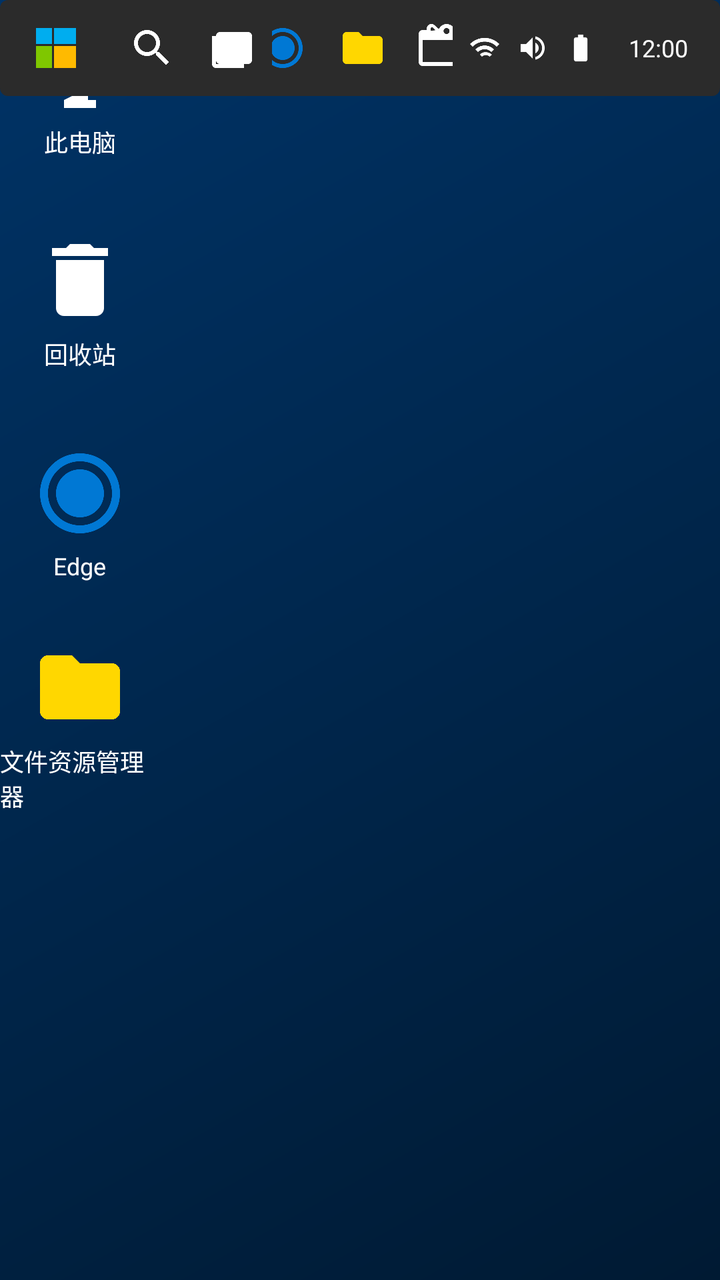
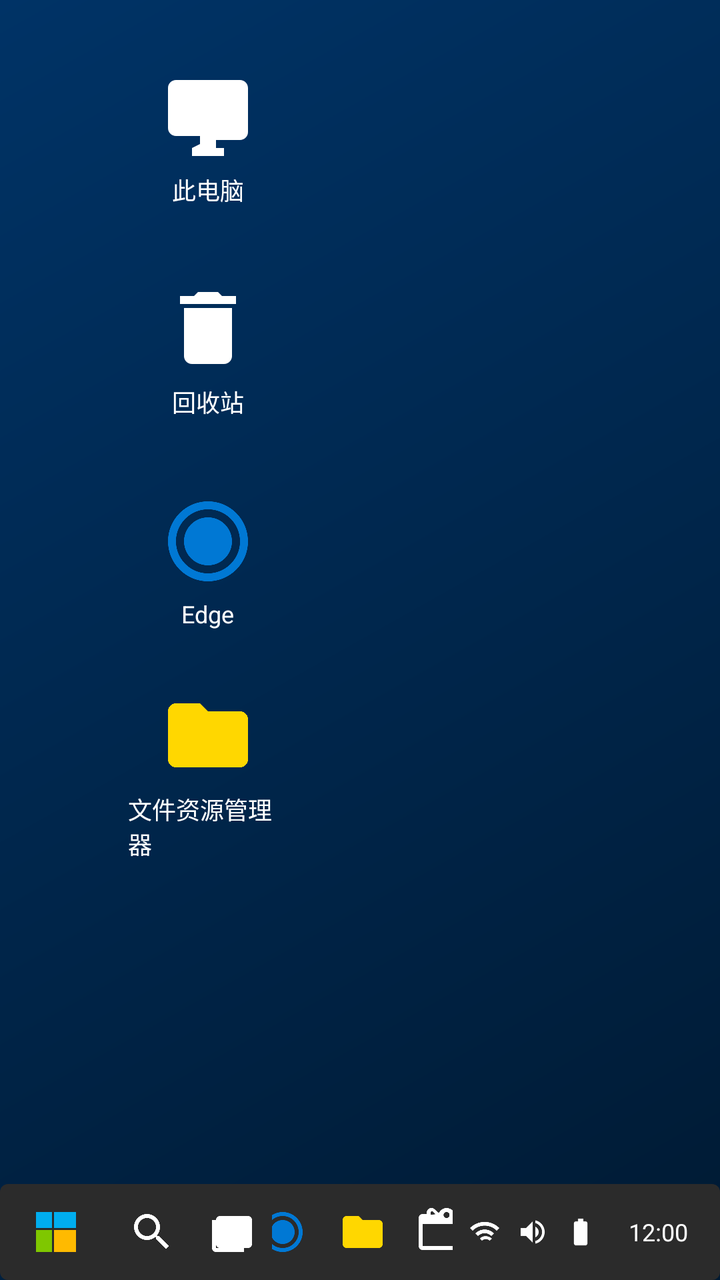

Two renders of the same Android screen: before a commit and after it. Below are the layout's source before the change and the commit's diff.
<!-- AndroidManifest.xml: activity theme Theme.Win11Emu.Desktop -->
<!-- res/layout/activity_desktop.xml -->
<?xml version="1.0" encoding="utf-8"?>
<androidx.constraintlayout.widget.ConstraintLayout xmlns:android="http://schemas.android.com/apk/res/android"
    android:layout_width="match_parent"
    android:layout_height="match_parent"
    android:background="@drawable/desktop_background">

    
    <LinearLayout
        android:id="@+id/desktopIcons"
        android:layout_width="wrap_content"
        android:layout_height="wrap_content"
        android:layout_marginStart="16dp"
        android:layout_marginTop="16dp"
        android:orientation="vertical">

        
        <LinearLayout
            android:layout_width="80dp"
            android:layout_height="90dp"
            android:gravity="center"
            android:orientation="vertical">

            <ImageView
                android:id="@+id/iconThisPC"
                android:layout_width="48dp"
                android:layout_height="48dp"
                android:src="@drawable/ic_thispc" />

            <TextView
                android:layout_width="wrap_content"
                android:layout_height="wrap_content"
                android:layout_marginTop="4dp"
                android:text="此电脑"
                android:textColor="#FFFFFF"
                android:textSize="12sp" />
        </LinearLayout>

        
        <LinearLayout
            android:layout_width="80dp"
            android:layout_height="90dp"
            android:layout_marginTop="16dp"
            android:gravity="center"
            android:orientation="vertical">

            <ImageView
                android:id="@+id/iconRecycleBin"
                android:layout_width="48dp"
                android:layout_height="48dp"
                android:src="@drawable/ic_recycle_bin" />

            <TextView
                android:layout_width="wrap_content"
                android:layout_height="wrap_content"
                android:layout_marginTop="4dp"
                android:text="回收站"
                android:textColor="#FFFFFF"
                android:textSize="12sp" />
        </LinearLayout>

        
        <LinearLayout
            android:layout_width="80dp"
            android:layout_height="90dp"
            android:layout_marginTop="16dp"
            android:gravity="center"
            android:orientation="vertical">

            <ImageView
                android:id="@+id/iconBrowser"
                android:layout_width="48dp"
                android:layout_height="48dp"
                android:src="@drawable/ic_edge" />

            <TextView
                android:layout_width="wrap_content"
                android:layout_height="wrap_content"
                android:layout_marginTop="4dp"
                android:text="Edge"
                android:textColor="#FFFFFF"
                android:textSize="12sp" />
        </LinearLayout>

        
        <LinearLayout
            android:layout_width="80dp"
            android:layout_height="90dp"
            android:layout_marginTop="16dp"
            android:gravity="center"
            android:orientation="vertical">

            <ImageView
                android:id="@+id/iconExplorer"
                android:layout_width="48dp"
                android:layout_height="48dp"
                android:src="@drawable/ic_explorer" />

            <TextView
                android:layout_width="wrap_content"
                android:layout_height="wrap_content"
                android:layout_marginTop="4dp"
                android:text="文件资源管理器"
                android:textColor="#FFFFFF"
                android:textSize="12sp" />
        </LinearLayout>
    </LinearLayout>

    
    <LinearLayout
        android:id="@+id/startMenuPanel"
        android:layout_width="320dp"
        android:layout_height="480dp"
        android:layout_gravity="bottom|start"
        android:layout_marginBottom="48dp"
        android:layout_marginStart="8dp"
        android:background="@drawable/start_menu_background"
        android:elevation="8dp"
        android:orientation="vertical"
        android:padding="16dp"
        android:visibility="gone">

        
        <EditText
            android:layout_width="match_parent"
            android:layout_height="40dp"
            android:background="@drawable/search_box_background"
            android:drawableStart="@drawable/ic_search"
            android:drawablePadding="8dp"
            android:hint="输入应用、文档或设置以进行搜索..."
            android:padding="8dp"
            android:textColorHint="#80FFFFFF"
            android:textSize="14sp" />

        
        <TextView
            android:layout_width="wrap_content"
            android:layout_height="wrap_content"
            android:layout_marginTop="16dp"
            android:layout_marginBottom="8dp"
            android:text="已固定"
            android:textColor="#FFFFFF"
            android:textSize="14sp" />

        <GridLayout
            android:id="@+id/startMenuAppsLayout"
            android:layout_width="match_parent"
            android:layout_height="wrap_content"
            android:columnCount="4"
            android:rowCount="3">

            

        </GridLayout>

        
        <TextView
            android:layout_width="wrap_content"
            android:layout_height="wrap_content"
            android:layout_marginTop="24dp"
            android:layout_marginBottom="8dp"
            android:text="推荐"
            android:textColor="#FFFFFF"
            android:textSize="14sp" />

        <ScrollView
            android:layout_width="match_parent"
            android:layout_height="200dp">

            <LinearLayout
                android:layout_width="match_parent"
                android:layout_height="wrap_content"
                android:orientation="vertical">

                <LinearLayout
                    android:layout_width="match_parent"
                    android:layout_height="48dp"
                    android:gravity="center_vertical"
                    android:orientation="horizontal"
                    android:padding="8dp">

                    <ImageView
                        android:layout_width="32dp"
                        android:layout_height="32dp"
                        android:src="@drawable/ic_explorer" />

                    <TextView
                        android:layout_width="0dp"
                        android:layout_height="wrap_content"
                        android:layout_marginStart="12dp"
                        android:layout_weight="1"
                        android:text="最近打开的文档"
                        android:textColor="#FFFFFF"
                        android:textSize="14sp" />
                </LinearLayout>

                <LinearLayout
                    android:layout_width="match_parent"
                    android:layout_height="48dp"
                    android:gravity="center_vertical"
                    android:orientation="horizontal"
                    android:padding="8dp">

                    <ImageView
                        android:layout_width="32dp"
                        android:layout_height="32dp"
                        android:src="@drawable/ic_image" />

                    <TextView
                        android:layout_width="0dp"
                        android:layout_height="wrap_content"
                        android:layout_marginStart="12dp"
                        android:layout_weight="1"
                        android:text="最近的图片"
                        android:textColor="#FFFFFF"
                        android:textSize="14sp" />
                </LinearLayout>
            </LinearLayout>
        </ScrollView>

        
        <LinearLayout
            android:layout_width="match_parent"
            android:layout_height="wrap_content"
            android:layout_marginTop="16dp"
            android:gravity="end"
            android:orientation="horizontal"
            android:padding="8dp">

            <ImageView
                android:layout_width="32dp"
                android:layout_height="32dp"
                android:src="@drawable/ic_user" />

            <ImageView
                android:layout_width="32dp"
                android:layout_height="32dp"
                android:layout_marginStart="16dp"
                android:src="@drawable/ic_power" />
        </LinearLayout>
    </LinearLayout>

    
    <View
        android:id="@+id/taskbarOverlay"
        android:layout_width="match_parent"
        android:layout_height="match_parent"
        android:background="#4D000000"
        android:visibility="gone" />

    
    <LinearLayout
        android:id="@+id/taskbar"
        android:layout_width="match_parent"
        android:layout_height="48dp"
        android:layout_gravity="bottom"
        android:background="@drawable/taskbar_background"
        android:gravity="center_vertical"
        android:orientation="horizontal"
        android:paddingStart="8dp"
        android:paddingEnd="8dp">

        
        <ImageView
            android:id="@+id/btnStartMenu"
            android:layout_width="40dp"
            android:layout_height="40dp"
            android:layout_marginEnd="8dp"
            android:padding="8dp"
            android:src="@drawable/win_logo" />

        
        <ImageView
            android:id="@+id/btnSearch"
            android:layout_width="40dp"
            android:layout_height="40dp"
            android:padding="8dp"
            android:src="@drawable/ic_search" />

        
        <ImageView
            android:id="@+id/btnTaskView"
            android:layout_width="40dp"
            android:layout_height="40dp"
            android:padding="8dp"
            android:src="@drawable/ic_taskview" />

        
        <LinearLayout
            android:layout_width="0dp"
            android:layout_height="match_parent"
            android:layout_weight="1"
            android:gravity="center"
            android:orientation="horizontal">

            <ImageView
                android:layout_width="40dp"
                android:layout_height="40dp"
                android:padding="8dp"
                android:src="@drawable/ic_edge" />

            <ImageView
                android:layout_width="40dp"
                android:layout_height="40dp"
                android:padding="8dp"
                android:src="@drawable/ic_explorer" />

            <ImageView
                android:layout_width="40dp"
                android:layout_height="40dp"
                android:padding="8dp"
                android:src="@drawable/ic_store" />
        </LinearLayout>

        
        <LinearLayout
            android:layout_width="wrap_content"
            android:layout_height="match_parent"
            android:gravity="center"
            android:orientation="horizontal"
            android:paddingStart="8dp"
            android:paddingEnd="8dp">

            <ImageView
                android:layout_width="16dp"
                android:layout_height="16dp"
                android:src="@drawable/ic_wifi" />

            <ImageView
                android:layout_width="16dp"
                android:layout_height="16dp"
                android:layout_marginStart="8dp"
                android:src="@drawable/ic_volume" />

            <ImageView
                android:layout_width="16dp"
                android:layout_height="16dp"
                android:layout_marginStart="8dp"
                android:src="@drawable/ic_battery" />

            
            <TextView
                android:id="@+id/tvTime"
                android:layout_width="wrap_content"
                android:layout_height="wrap_content"
                android:layout_marginStart="16dp"
                android:text="12:00"
                android:textColor="#FFFFFF"
                android:textSize="12sp" />
        </LinearLayout>
    </LinearLayout>

</androidx.constraintlayout.widget.ConstraintLayout>
<!-- resources referenced by this layout -->
<resources>
  <!-- drawable desktop_background (drawable) -->
  <?xml version="1.0" encoding="utf-8"?>
  <shape xmlns:android="http://schemas.android.com/apk/res/android">
      <gradient
          android:angle="135"
          android:startColor="#001a33"
          android:endColor="#003366"
          android:type="linear" />
  </shape>
  <!-- drawable ic_explorer (drawable) -->
  <vector xmlns:android="http://schemas.android.com/apk/res/android"
      android:width="24dp"
      android:height="24dp"
      android:viewportWidth="24"
      android:viewportHeight="24">
      <path
          android:fillColor="#FFD700"
          android:pathData="M10,4H4c-1.1,0-2,0.9-2,2v12c0,1.1,0.9,2,2,2h16c1.1,0,2-0.9,2-2V8c0-1.1-0.9-2-2-2h-8l-2-2z"/>
  </vector>
  <!-- drawable ic_image (drawable) -->
  <vector xmlns:android="http://schemas.android.com/apk/res/android"
      android:width="24dp"
      android:height="24dp"
      android:viewportWidth="24"
      android:viewportHeight="24">
      <path
          android:fillColor="#FFD700"
          android:pathData="M10,4H4c-1.1,0-2,0.9-2,2v12c0,1.1,0.9,2,2,2h16c1.1,0,2-0.9,2-2V8c0-1.1-0.9-2-2-2h-8l-2-2z"/>
  </vector>
  <!-- drawable ic_recycle_bin (drawable) -->
  <vector xmlns:android="http://schemas.android.com/apk/res/android"
      android:width="24dp"
      android:height="24dp"
      android:viewportWidth="24"
      android:viewportHeight="24">
      <path
          android:fillColor="#FFFFFF"
          android:pathData="M6,19c0,1.1,0.9,2,2,2h8c1.1,0,2-0.9,2-2V7H6V19z M19,4h-3.5l-1-1h-5l-1,1H5v2h14V4z"/>
  </vector>
  <!-- drawable ic_taskview (drawable) -->
  <vector xmlns:android="http://schemas.android.com/apk/res/android"
      android:width="24dp"
      android:height="24dp"
      android:viewportWidth="24"
      android:viewportHeight="24">
      <path
          android:fillColor="#FFFFFF"
          android:pathData="M4,6H2v14c0,1.1,0.9,2,2,2h14v-2H4V6z M20,4H6c-1.1,0-2,0.9-2,2v12c0,1.1,0.9,2,2,2h14c1.1,0,2-0.9,2-2V6C22,4.9,21.1,4,20,4z"/>
  </vector>
  <!-- drawable ic_thispc (drawable) -->
  <vector xmlns:android="http://schemas.android.com/apk/res/android"
      android:width="24dp"
      android:height="24dp"
      android:viewportWidth="24"
      android:viewportHeight="24">
      <path
          android:fillColor="#FFFFFF"
          android:pathData="M20,3L4,3c-1.1,0-2,0.9-2,2v10c0,1.1,0.9,2,2,2h6v2L8,20v2h8v-2h-2v-2h6c1.1,0,2-0.9,2-2L22,5c0-1.1-0.9-2-2-2z"/>
  </vector>
  <!-- drawable ic_user (drawable) -->
  <vector xmlns:android="http://schemas.android.com/apk/res/android"
      android:width="24dp"
      android:height="24dp"
      android:viewportWidth="24"
      android:viewportHeight="24">
      <path
          android:fillColor="#FFFFFF"
          android:pathData="M12,12c2.21,0,4-1.79,4-4s-1.79-4-4-4s-4,1.79-4,4S9.79,12,12,12z M12,14c-2.67,0-8,1.34-8,4v2h16v-2C20,15.34,14.67,14,12,14z"/>
  </vector>
  <!-- drawable search_box_background (drawable) -->
  <?xml version="1.0" encoding="utf-8"?>
  <shape xmlns:android="http://schemas.android.com/apk/res/android">
      <solid android:color="#3D3D3D" />
      <corners android:radius="4dp" />
  </shape>
  <!-- drawable start_menu_background (drawable) -->
  <?xml version="1.0" encoding="utf-8"?>
  <shape xmlns:android="http://schemas.android.com/apk/res/android">
      <solid android:color="#1F1F1F" />
      <corners android:radius="8dp" />
      <stroke
          android:width="1dp"
          android:color="#3D3D3D" />
  </shape>
  <!-- drawable taskbar_background (drawable) -->
  <?xml version="1.0" encoding="utf-8"?>
  <shape xmlns:android="http://schemas.android.com/apk/res/android">
      <solid android:color="#2B2B2B" />
      <corners android:radius="4dp" />
  </shape>
  <style name="Theme.Win11Emu.Desktop" parent="Theme.Win11Emu">
          <item name="android:windowFullscreen">true</item>
          <item name="android:windowTranslucentStatus">true</item>
          <item name="android:windowTranslucentNavigation">true</item>
      </style>
  <color name="win11_blue">#0078D4</color>
  <color name="win11_dark_blue">#005A9E</color>
  <color name="white">#FFFFFF</color>
  <!-- unchanged entries left out for length: 9 -->
</resources>

<!-- the commit's change to res/layout/activity_desktop.xml (unified diff, before → after) -->
@@ -1,5 +1,5 @@
 <?xml version="1.0" encoding="utf-8"?>
-<androidx.constraintlayout.widget.ConstraintLayout xmlns:android="http://schemas.android.com/apk/res/android"
+<FrameLayout xmlns:android="http://schemas.android.com/apk/res/android"
     android:layout_width="match_parent"
     android:layout_height="match_parent"
     android:background="@drawable/desktop_background">
@@ -9,8 +9,8 @@
         android:id="@+id/desktopIcons"
         android:layout_width="wrap_content"
         android:layout_height="wrap_content"
-        android:layout_marginStart="16dp"
-        android:layout_marginTop="16dp"
+        android:layout_marginStart="64dp"
+        android:layout_marginTop="24dp"
         android:orientation="vertical">
 
         
@@ -108,11 +108,9 @@
     
     <LinearLayout
         android:id="@+id/startMenuPanel"
-        android:layout_width="320dp"
-        android:layout_height="480dp"
-        android:layout_gravity="bottom|start"
-        android:layout_marginBottom="48dp"
-        android:layout_marginStart="8dp"
+        android:layout_width="280dp"
+        android:layout_height="match_parent"
+        android:layout_gravity="start"
         android:background="@drawable/start_menu_background"
         android:elevation="8dp"
         android:orientation="vertical"
@@ -126,7 +124,7 @@
             android:background="@drawable/search_box_background"
             android:drawableStart="@drawable/ic_search"
             android:drawablePadding="8dp"
-            android:hint="输入应用、文档或设置以进行搜索..."
+            android:hint="搜索应用、文档..."
             android:padding="8dp"
             android:textColorHint="#80FFFFFF"
             android:textSize="14sp" />
@@ -145,11 +143,8 @@
             android:id="@+id/startMenuAppsLayout"
             android:layout_width="match_parent"
             android:layout_height="wrap_content"
-            android:columnCount="4"
-            android:rowCount="3">
-
-            
-
+            android:columnCount="3"
+            android:rowCount="4">
         </GridLayout>
 
         
@@ -218,10 +213,15 @@
         </ScrollView>
 
         
+        <View
+            android:layout_width="match_parent"
+            android:layout_height="0dp"
+            android:layout_weight="1" />
+
+        
         <LinearLayout
             android:layout_width="match_parent"
             android:layout_height="wrap_content"
-            android:layout_marginTop="16dp"
             android:gravity="end"
             android:orientation="horizontal"
             android:padding="8dp">
@@ -349,4 +349,4 @@
         </LinearLayout>
     </LinearLayout>
 
-</androidx.constraintlayout.widget.ConstraintLayout>
+</FrameLayout>
